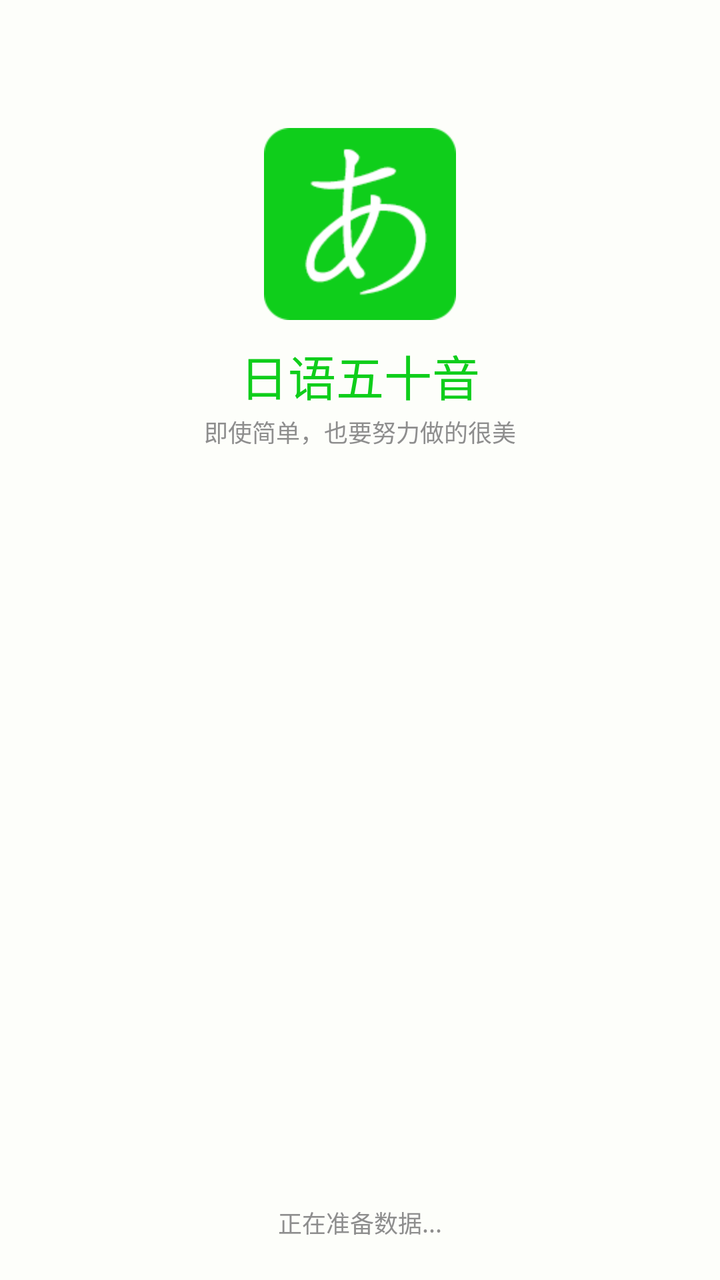
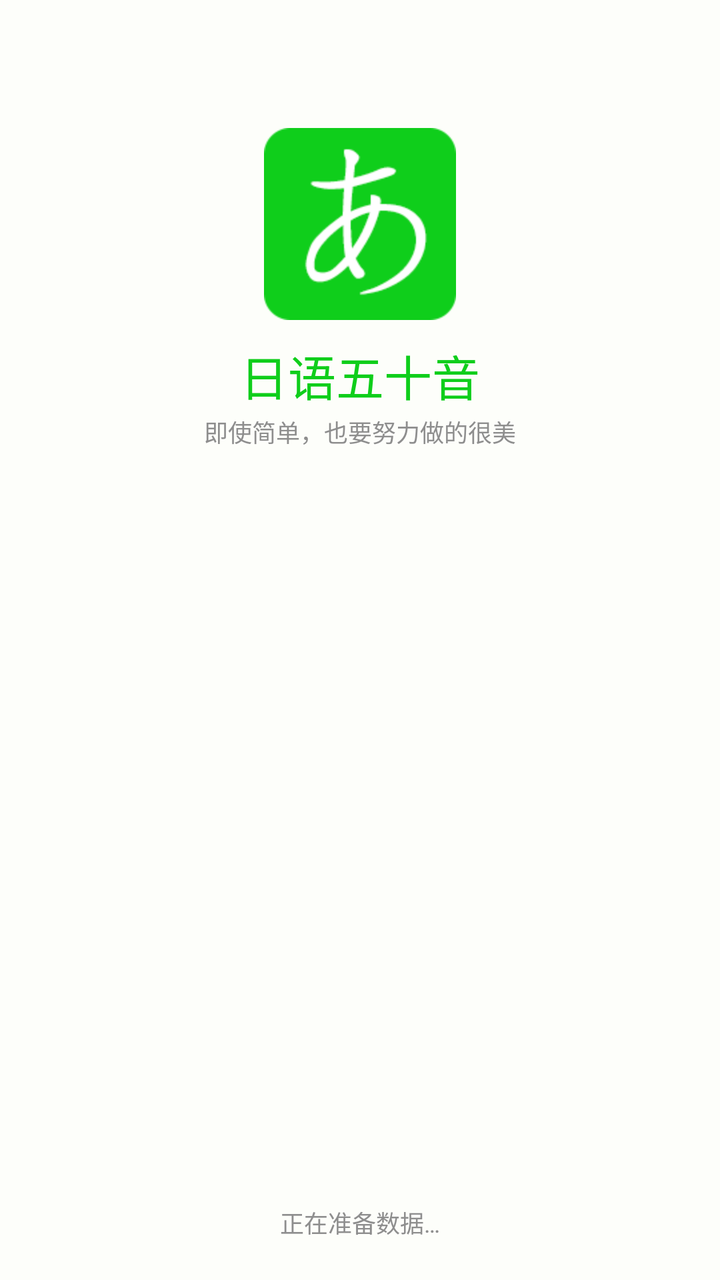

The first picture is an Android layout as it rendered before a commit; the second is the same layout after the commit. The layout source and the unified diff follow.
<!-- AndroidManifest.xml: activity theme SplashTheme -->
<!-- res/layout/activity_splash.xml -->
<?xml version="1.0" encoding="utf-8"?>
<RelativeLayout xmlns:android="http://schemas.android.com/apk/res/android"
    android:id="@+id/splash_root"
    android:layout_width="match_parent"
    android:layout_height="match_parent"
    android:background="@color/bg_spash">

    <ImageView
        android:id="@+id/splash_icon"
        android:layout_width="96dp"
        android:layout_height="96dp"
        android:layout_marginTop="64dp"
        android:layout_centerHorizontal="true"
        android:src="@mipmap/ic_launcher"
        android:contentDescription="@string/app_name"/>

    <TextView
        android:id="@+id/splash_app_name"
        android:layout_width="wrap_content"
        android:layout_height="wrap_content"
        android:layout_below="@id/splash_icon"
        android:layout_centerHorizontal="true"
        android:layout_marginTop="10dp"
        android:text="@string/app_name"
        android:textColor="@color/primary"
        android:textSize="24sp"/>

    <TextView
        android:layout_width="wrap_content"
        android:layout_height="wrap_content"
        android:layout_below="@id/splash_app_name"
        android:layout_centerHorizontal="true"
        android:layout_marginTop="2dp"
        android:text="@string/splash_subtitle"
        android:textColor="@color/text2"
        android:textSize="12sp"/>

    <TextView
        android:layout_width="wrap_content"
        android:layout_height="wrap_content"
        android:layout_alignParentBottom="true"
        android:layout_centerHorizontal="true"
        android:layout_marginBottom="20dp"
        android:text="@string/splash_loading"
        android:textColor="@color/text2"
        android:textSize="12sp"/>
</RelativeLayout>
<!-- resources referenced by this layout -->
<resources>
  <color name="bg_spash">#FFFDFEFA</color>
  <color name="primary">#FF0FCE1B</color>
  <color name="text2">#FF8E8E8E</color>
  <!-- mipmap ic_launcher: png bitmap (mipmap-xhdpi, 1111 bytes) -->
  <string name="app_name">日语五十音</string>
  <string name="splash_loading">正在准备数据...</string>
  <string name="splash_subtitle">即使简单，也要努力做的很美</string>
  <style name="SplashTheme" parent="Theme.AppCompat.Light.NoActionBar">
          <item name="colorPrimary">@color/bg_spash</item>
          <item name="colorPrimaryDark">@color/bg_spash</item>
          <item name="colorAccent">@color/bg_spash</item>
          <item name="android:windowBackground">@color/bg_spash</item>
          <item name="android:statusBarColor">@color/bg_spash</item>
          <item name="android:windowLightStatusBar">true</item>
      </style>
</resources>

<!-- the commit's change to res/layout/activity_splash.xml (unified diff, before → after) -->
@@ -1,9 +1,11 @@
 <?xml version="1.0" encoding="utf-8"?>
 <RelativeLayout xmlns:android="http://schemas.android.com/apk/res/android"
+    xmlns:tools="http://schemas.android.com/tools"
     android:id="@+id/splash_root"
     android:layout_width="match_parent"
     android:layout_height="match_parent"
-    android:background="@color/bg_spash">
+    android:background="@color/bg_spash"
+    tools:ignore="Overdraw">
 
     <ImageView
         android:id="@+id/splash_icon"
<!-- resource entries referenced after the edit -->
@@ -5,7 +5,7 @@
   <color name="text2">#FF8E8E8E</color>
   <!-- mipmap ic_launcher: png bitmap (mipmap-xhdpi, 1111 bytes) -->
   <string name="app_name">日语五十音</string>
-  <string name="splash_loading">正在准备数据...</string>
+  <string name="splash_loading">正在准备数据…</string>
   <string name="splash_subtitle">即使简单，也要努力做的很美</string>
   <style name="SplashTheme" parent="Theme.AppCompat.Light.NoActionBar">
           <item name="colorPrimary">@color/bg_spash</item>
